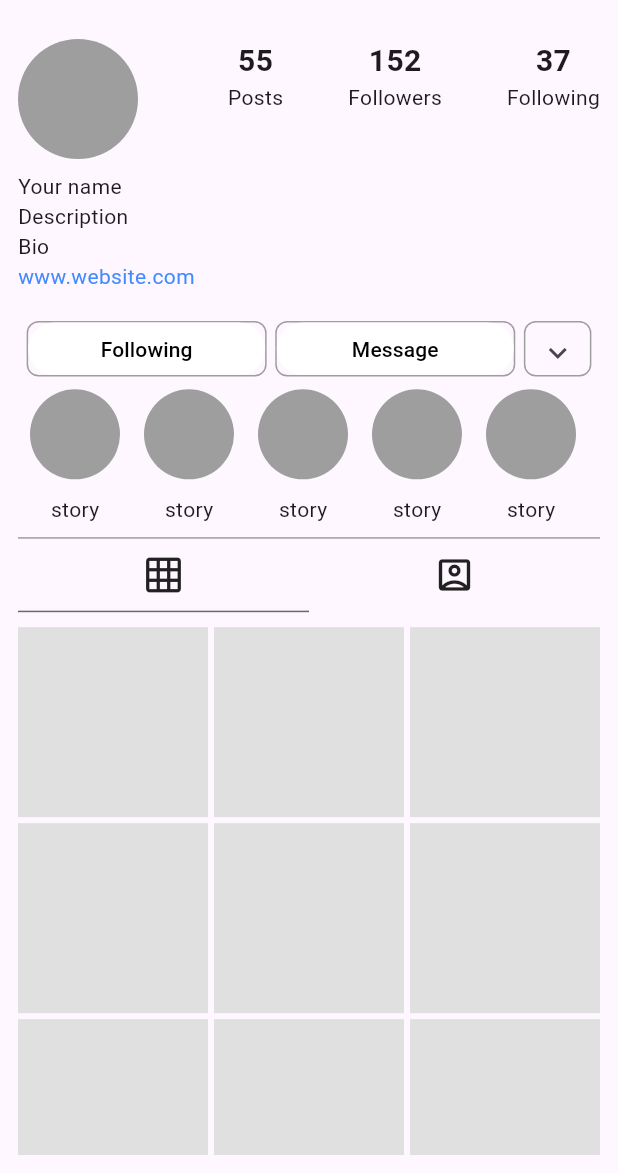
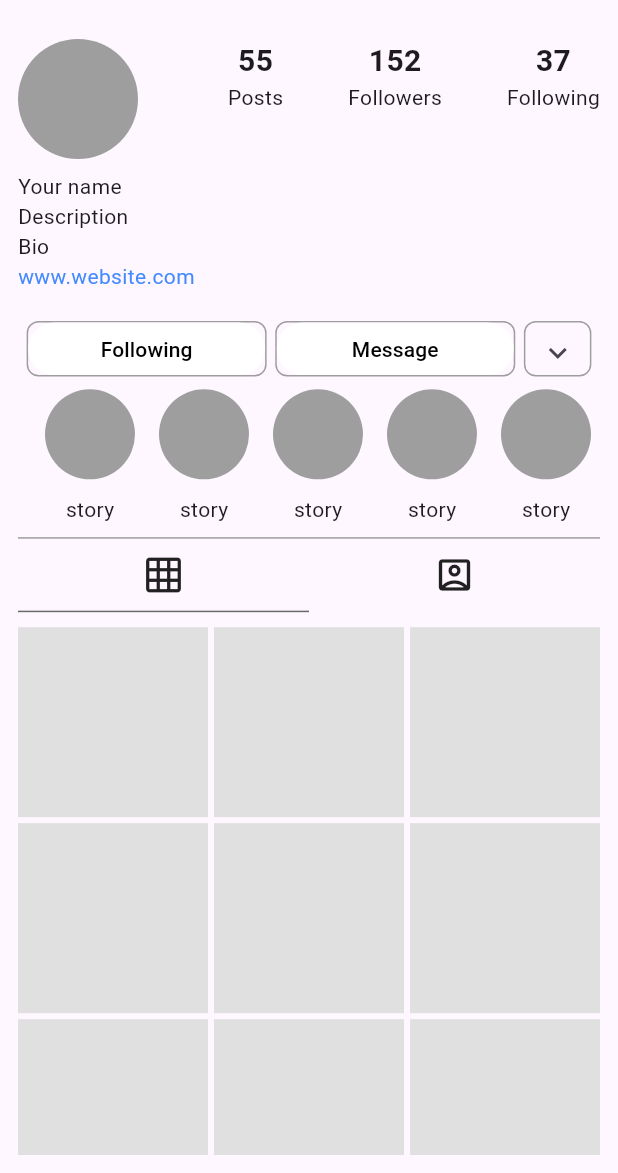
Before and after one commit to liquidlevels/team_4, a Flutter app: the Profile screen opened directly, on a phone screen of 412 x 824 dp, the part 63-1236 px from its top. Run offline on Flutter 3.47's test engine with Material 3 defaults, Android fonts, the phone set to English and light mode, and no system bars.

Commit message:
some changes

```diff
--- a/lib/main.dart
+++ b/lib/main.dart
@@ -16,8 +16,8 @@ class MyApp extends StatelessWidget {
       title: 'Instagram',
       home: Scaffold(
       body:
-        // const Profile(),
-        const Search(),
+        const Profile(),
+        // const Search(),
       bottomNavigationBar: BottomNavigationBar(
         showSelectedLabels: false,
         showUnselectedLabels: false,
--- a/lib/screens/search.dart
+++ b/lib/screens/search.dart
@@ -44,7 +44,6 @@ class _SearchState extends State<Search> {
             children: [
               const SizedBox(height: 30),
               SizedBox(
-                //height: 35,
                 height: Responsive.heightPercentage(context, 0.04),
                 child: ListView(
                   scrollDirection: Axis.horizontal,
--- a/lib/widgets/list_story.dart
+++ b/lib/widgets/list_story.dart
@@ -12,6 +12,7 @@ class ListStory extends StatelessWidget {
     return Container(
       height: Responsive.heightPercentage(context, 0.13),
       width: double.infinity,
+      padding: const EdgeInsets.only(left: 10),
       child: ListView(
         scrollDirection: Axis.horizontal,
         children: const [
```
